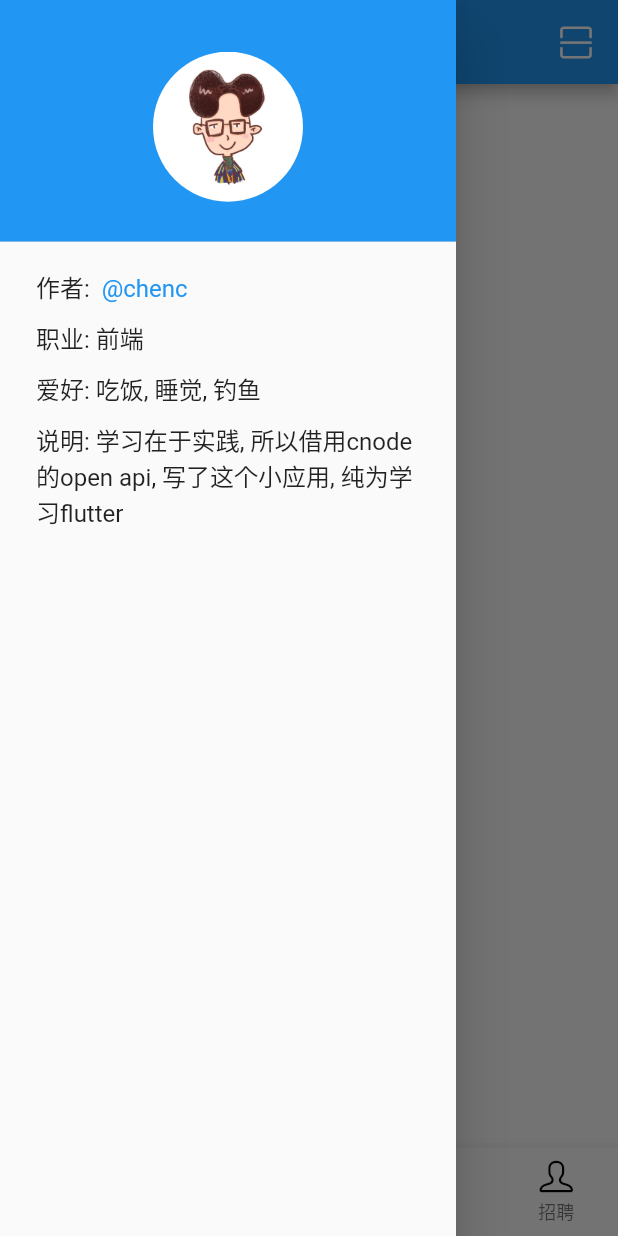
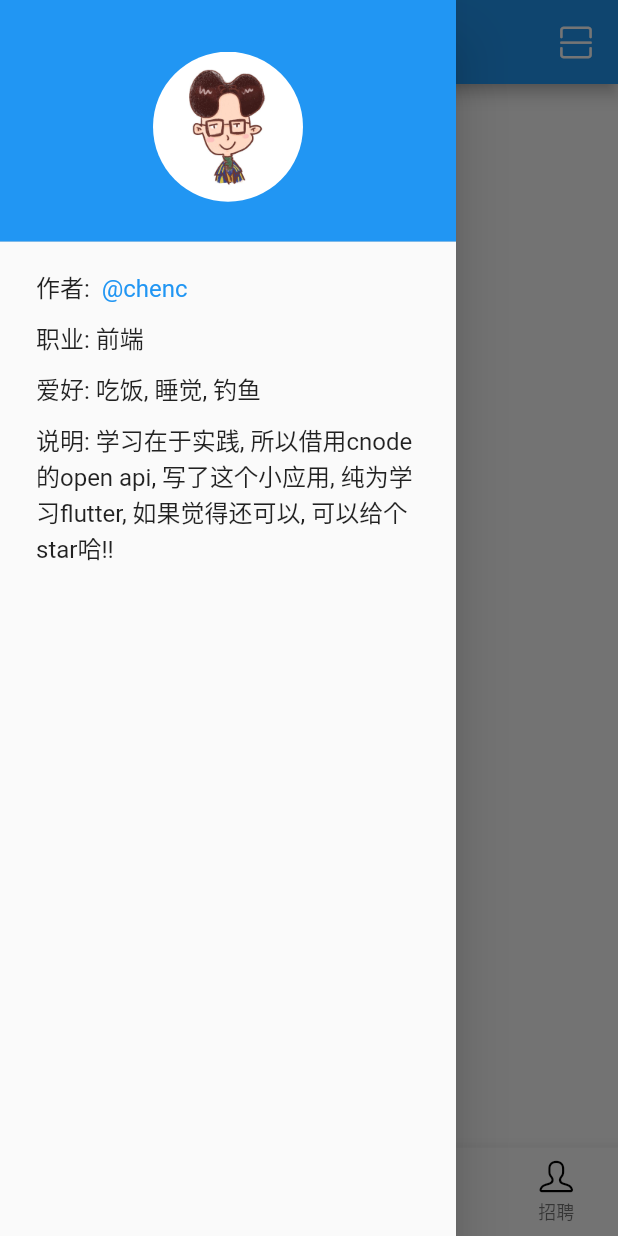
Before and after one commit to chenc041/hello_cnode, a Flutter app: the screen it shows after launch, with the side drawer open, on a phone screen of 412 x 824 dp. Run offline on Flutter 3.47's test engine with Material 2 defaults, Android fonts, the phone set to English and light mode, and no system bars; our stand-ins replace date_format, dio, shared_preferences, webview_flutter; missing offline and left inert: qrscan; accounts and stored records are empty; generated files the repository leaves out were written again; network calls fail.

Commit message:
chore: 增加app 说明

```diff
--- a/lib/widgets/drawer.dart
+++ b/lib/widgets/drawer.dart
@@ -56,7 +56,7 @@ Widget drawerPage(BuildContext context) {
               Container(
                 alignment: Alignment.topLeft,
                 margin: EdgeInsets.only(top: 10),
-                child: Text('说明: 学习在于实践, 所以借用cnode的open api, 写了这个小应用, 纯为学习flutter', style: TextStyle(fontSize: H2_SIZE)),
+                child: Text('说明: 学习在于实践, 所以借用cnode的open api, 写了这个小应用, 纯为学习flutter, 如果觉得还可以, 可以给个 star哈!!', style: TextStyle(fontSize: H2_SIZE)),
               )
             ],
           ),
```
